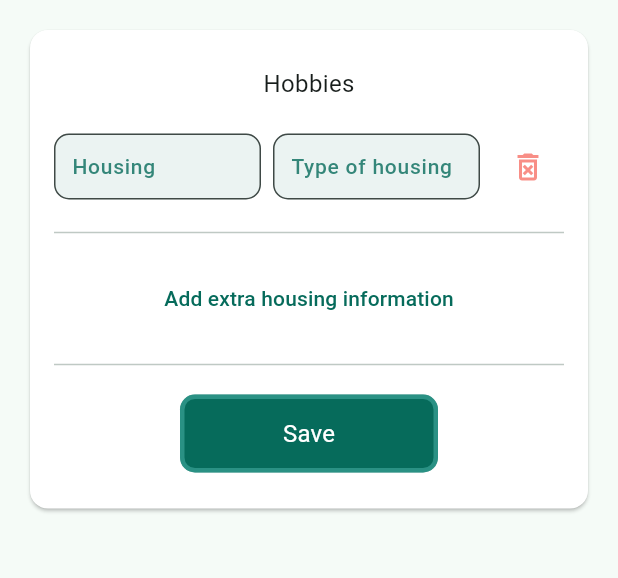
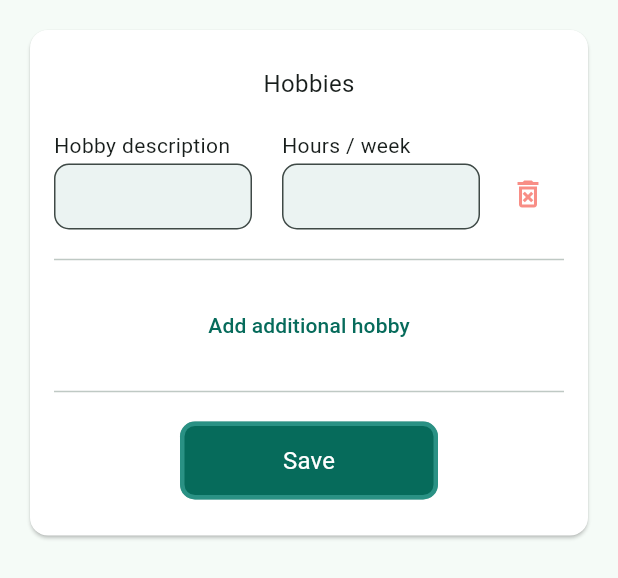
Before and after one commit to Ehab-24/next_life, a Flutter app: the MyLifeHobbies widget shown alone on an empty page, opened directly, on a phone screen of 412 x 824 dp. Shown: the top 578 px of the screen. Run offline on Flutter 3.47's test engine with Material 2 defaults, Android fonts, the phone set to English and light mode, and no system bars; our stand-ins replace expandable; network calls fail.

Commit message:
feat - add myLife Hobbies page

```diff
--- a/lib/screens/my-life/components/living-situation/sub-pages/hobbies.dart
+++ b/lib/screens/my-life/components/living-situation/sub-pages/hobbies.dart
@@ -1,8 +1,10 @@
 import 'package:flutter/material.dart';
+import 'package:flutter/services.dart';
 import 'package:next_life/constants/spacing.dart';
 import 'package:next_life/styles/text.dart';
 import 'package:next_life/widgets/buttons/elevated_buttons.dart';
-import 'package:next_life/widgets/buttons/inputs/text_fields.dart';
+
+import '../../../../../styles/inputs.dart';
 
 class MyLifeHobbies extends StatelessWidget {
   const MyLifeHobbies({super.key});
@@ -21,11 +23,43 @@ class MyLifeHobbies extends StatelessWidget {
                   Text("Hobbies", style: TextStyles.md),
                   Space.h20,
                   Row(
+                    crossAxisAlignment: CrossAxisAlignment.end,
                     children: [
-                      Expanded(child: MTextFormField(labelText: "Housing")),
-                      Space.w8,
                       Expanded(
-                          child: MTextFormField(labelText: "Type of housing")),
+                        child: Column(
+                          crossAxisAlignment: CrossAxisAlignment.start,
+                          children: [
+                            Text("Hobby description"),
+                            Space.h2,
+                            SizedBox(
+                              height: 44,
+                              child: TextField(
+                                decoration: InputStyles.textInput(context, ""),
+                              ),
+                            ),
+                          ],
+                        ),
+                      ),
+                      Space.w20,
+                      Expanded(
+                        child: Column(
+                          crossAxisAlignment: CrossAxisAlignment.start,
+                          children: [
+                            Text("Hours / week"),
+                            Space.h2,
+                            SizedBox(
+                              height: 44,
+                              child: TextField(
+                                keyboardType: TextInputType.number,
+                                inputFormatters: <TextInputFormatter>[
+                                  FilteringTextInputFormatter.digitsOnly
+                                ],
+                                decoration: InputStyles.textInput(context, ""),
+                              ),
+                            ),
+                          ],
+                        ),
+                      ),
                       Space.w8,
                       // Delete button
                       IconButton(
@@ -40,7 +74,7 @@ class MyLifeHobbies extends StatelessWidget {
                   Divider(height: 40),
                   TextButton(
                     onPressed: () {},
-                    child: Text("Add extra housing information"),
+                    child: Text("Add additional hobby"),
                   ),
                   Divider(height: 40),
                   SizedBox(
```
